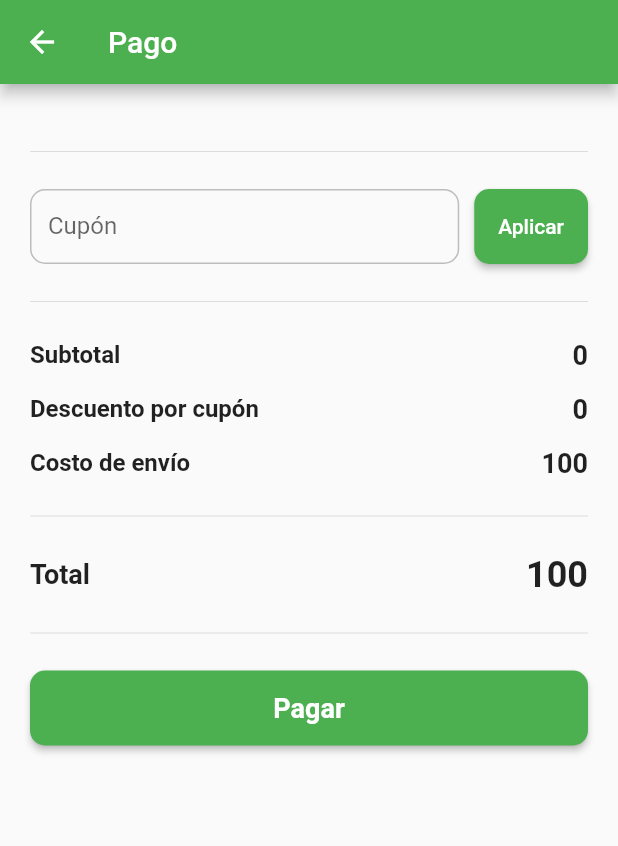
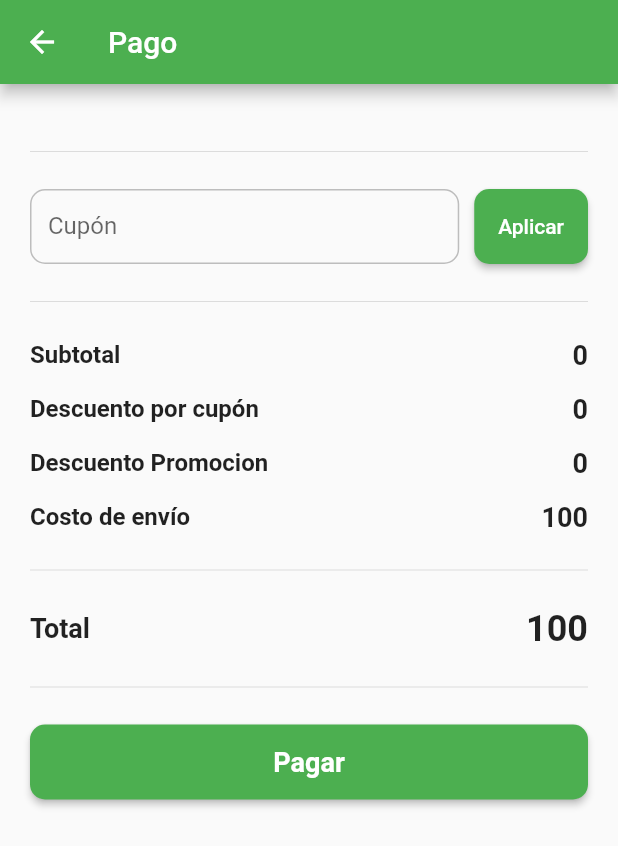
Before and after one commit to DavidOnofre24/prueba_uno, a Flutter app: the CheckoutPage screen opened by its route, on a phone screen of 412 x 824 dp. Shown: the top 846 px of the screen. Run offline on Flutter 3.47's test engine with Material 2 defaults, Android fonts, the phone set to English and light mode, and no system bars; our stand-ins replace badges.

Commit message:
calcular descuento promocion

```diff
--- a/lib/app_controller.dart
+++ b/lib/app_controller.dart
@@ -66,7 +66,7 @@ class CatalogCartAndCheckout extends ChangeNotifier {
   }
 
   int calculeShippingCost() {
-    if (calculeSubtotal() > 500) {
+    if (calculeSubtotal() > 500 || sum == 0) {
       return 0;
     } else {
       return 100;
@@ -88,8 +88,34 @@ class CatalogCartAndCheckout extends ChangeNotifier {
     return 0;
   }
 
+  int calculateDiscontPromo() {
+    num discount = 0;
+    var listRemove = <int>[];
+    final listProduct =
+        products.where((element) => element.selected == 1).toList();
+    for (int i = 0; i < listProduct.length; i++) {
+      if (listProduct[i].promotion! && listProduct[i].quantity! > 2) {
+        discount += listProduct[i].price!;
+      }
+      for (int j = 0; j < listProduct.length; j++) {
+        if (!listProduct[i].promotion! &&
+            listProduct[i].match != null &&
+            listProduct[i].match!.contains(listProduct[j].id) &&
+            !listRemove.contains(listProduct[i].id)) {
+          discount = listProduct[i].price! * 0.1 + listProduct[j].price! * 0.1;
+          listRemove.add(listProduct[i].id!);
+          listRemove.add(listProduct[j].id!);
+        }
+      }
+    }
+    return -discount.toInt();
+  }
+
   int calculateTotal() =>
-      calculeSubtotal() + calculeDiscountCoupon() + calculeShippingCost();
+      calculeSubtotal() +
+      calculeDiscountCoupon() +
+      calculeShippingCost() +
+      calculateDiscontPromo();
 
   getCoupon(String code) async {
     error = null;
--- a/lib/pages/checkout_page.dart
+++ b/lib/pages/checkout_page.dart
@@ -172,6 +172,25 @@ class _CheckoutPageState extends State<CheckoutPage> {
                       ),
                     ],
                   ),
+                  Row(
+                    children: [
+                      const Expanded(
+                          child: Text(
+                        "Descuento Promocion",
+                        style: TextStyle(
+                          fontSize: 16,
+                          fontWeight: FontWeight.w600,
+                        ),
+                      )),
+                      Text(
+                        '${appController.calculateDiscontPromo()}',
+                        style: const TextStyle(
+                          fontSize: 18,
+                          fontWeight: FontWeight.w600,
+                        ),
+                      ),
+                    ],
+                  ),
                   Row(children: [
                     const Expanded(
                         child: Text("Costo de envío",
```
